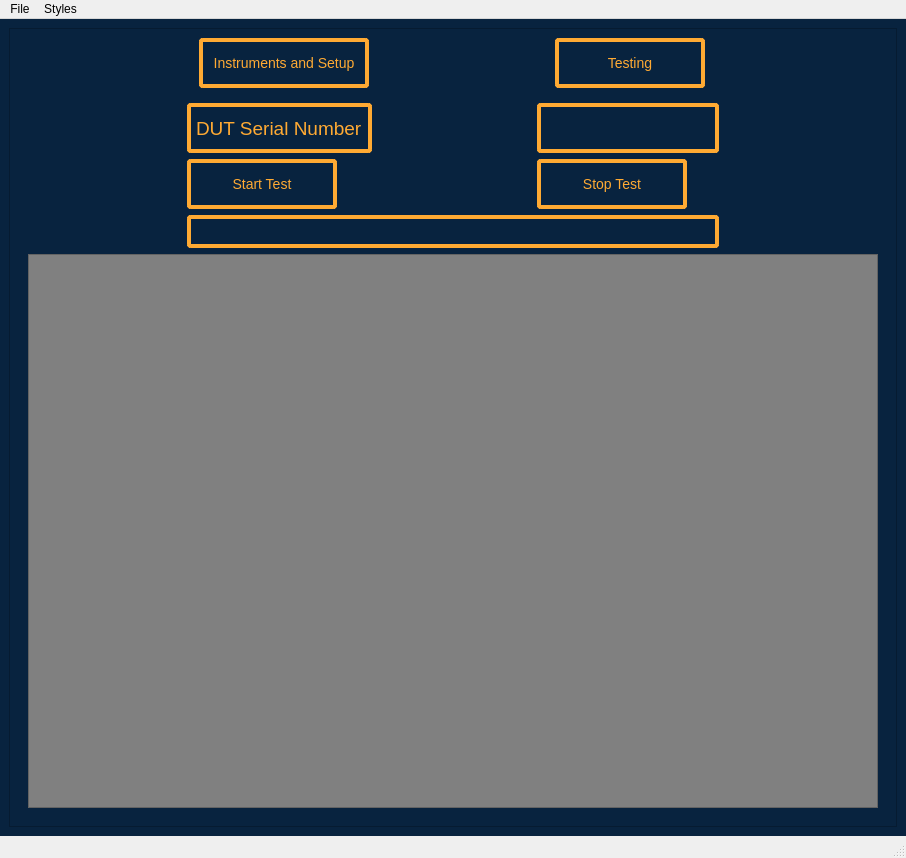
Qt form PWRAutomatedTest/385-0030-TestSet/385-0030-RevD-GUI.ui (ninja-lab/pluto) before a commit.
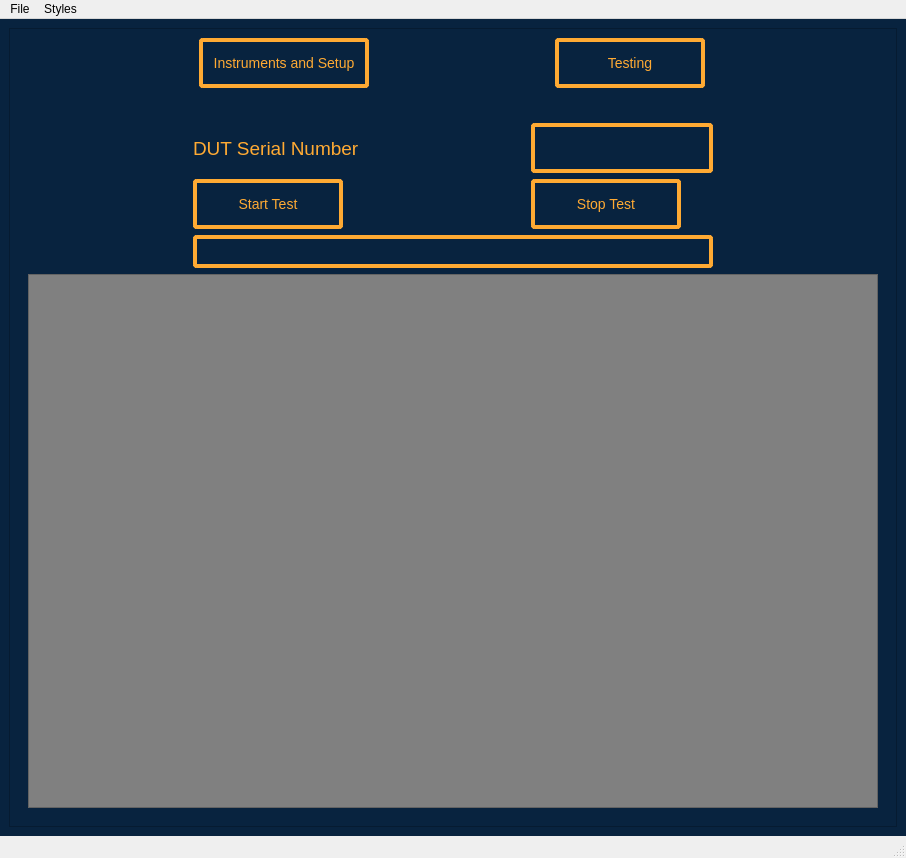
The same form after that commit. Icons and pictures are not drawn.

```diff
--- a/PWRAutomatedTest/385-0030-TestSet/385-0030-RevD-GUI.ui
+++ b/PWRAutomatedTest/385-0030-TestSet/385-0030-RevD-GUI.ui
@@ -45,8 +45,7 @@
         QLabel {
             background-color : #08233F;
             color : #FFAA33;
-            border-radius: 4px;
-            border: 4px solid #FFAA33;
+       
 			font-size: 14pt;
 			qproperty-alignment: AlignCenter;
         }
@@ -112,7 +111,14 @@
           </property>
           <widget class="QWidget" name="TestingPage">
            <layout class="QGridLayout" name="gridLayout_4">
-            <item row="0" column="0">
+            <item row="2" column="0">
+             <widget class="QTableView" name="tableView">
+              <property name="alternatingRowColors">
+               <bool>true</bool>
+              </property>
+             </widget>
+            </item>
+            <item row="1" column="0">
              <layout class="QGridLayout" name="gridLayout_3">
               <item row="3" column="0" colspan="2">
                <widget class="QLineEdit" name="TestInfoLineEdit"/>
@@ -224,12 +230,18 @@
               </item>
              </layout>
             </item>
-            <item row="1" column="0">
-             <widget class="QTableView" name="tableView">
-              <property name="alternatingRowColors">
-               <bool>true</bool>
+            <item row="0" column="0">
+             <spacer name="horizontalSpacer">
+              <property name="orientation">
+               <enum>Qt::Horizontal</enum>
               </property>
-             </widget>
+              <property name="sizeHint" stdset="0">
+               <size>
+                <width>40</width>
+                <height>20</height>
+               </size>
+              </property>
+             </spacer>
             </item>
            </layout>
           </widget>
```
Left out of the diff: 158 changed lines with no effect on the pictures.
